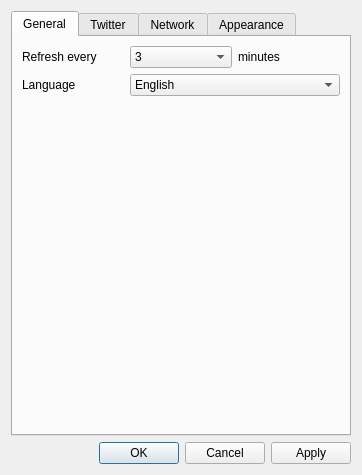
Old version of the form qtwitter-app/ui/settings.ui in the repository ayoy/qtwitter.
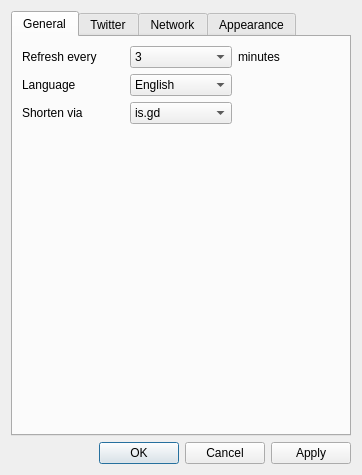
New version of the form. The open tabs and pages were chosen to show the change. Icons and pictures are not drawn.

Commit message: Added a combo box for switching between shortening services

What changed in the file:
```diff
--- a/qtwitter-app/ui/settings.ui
+++ b/qtwitter-app/ui/settings.ui
@@ -99,7 +99,7 @@
          </property>
         </widget>
        </item>
-       <item row="1" column="1" colspan="2">
+       <item row="1" column="1">
         <widget class="QComboBox" name="languageCombo">
          <property name="currentIndex">
           <number>0</number>
@@ -114,7 +114,7 @@
          </item>
         </widget>
        </item>
-       <item row="2" column="0">
+       <item row="3" column="0">
         <spacer name="verticalSpacer_4">
          <property name="orientation">
           <enum>Qt::Vertical</enum>
@@ -127,6 +127,32 @@
          </property>
         </spacer>
        </item>
+       <item row="2" column="0">
+        <widget class="QLabel" name="label_4">
+         <property name="text">
+          <string>Shorten via</string>
+         </property>
+        </widget>
+       </item>
+       <item row="2" column="1">
+        <widget class="QComboBox" name="shorteningServiceCombo">
+         <item>
+          <property name="text">
+           <string>is.gd</string>
+          </property>
+         </item>
+         <item>
+          <property name="text">
+           <string>tr.im</string>
+          </property>
+         </item>
+         <item>
+          <property name="text">
+           <string>MetaMark</string>
+          </property>
+         </item>
+        </widget>
+       </item>
       </layout>
      </widget>
      <widget class="QWidget" name="twitterTab">
```
The commit also changes 3 other files.
